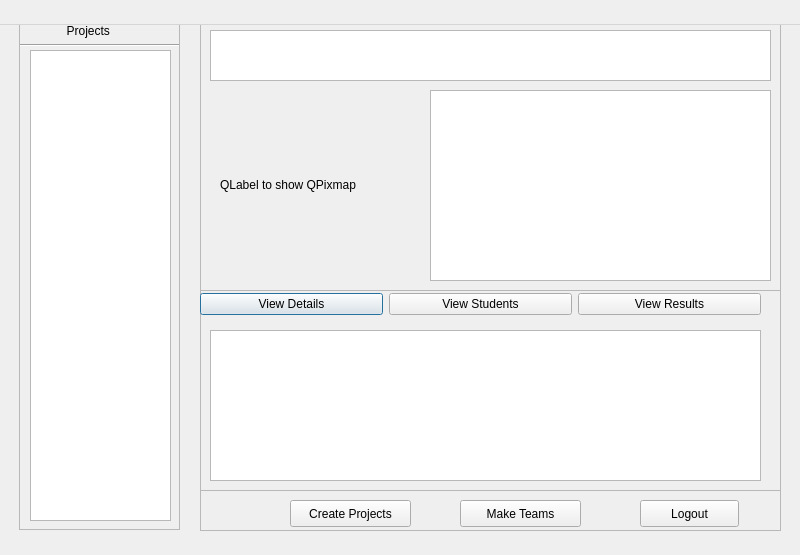
First picture: the form in manageprojectsview.ui, repository abhinavthukral28/stuPID, before the edit.
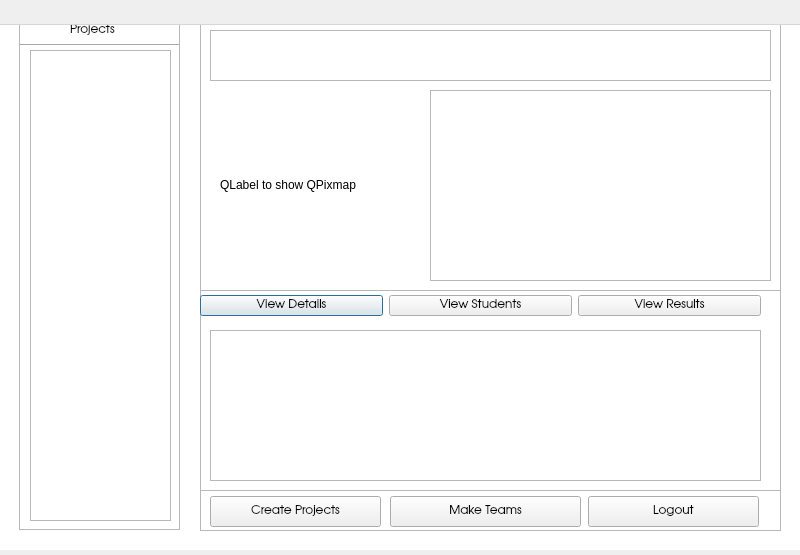
Second picture: the form after the edit.

```diff
--- a/manageprojectsview.ui
+++ b/manageprojectsview.ui
@@ -22,6 +22,11 @@
      <height>550</height>
     </rect>
    </property>
+   <property name="styleSheet">
+    <string notr="true">#centralwidget{
+background: white;
+}</string>
+   </property>
    <widget class="QScrollArea" name="scrollArea">
     <property name="geometry">
      <rect>
@@ -31,6 +36,12 @@
       <height>511</height>
      </rect>
     </property>
+    <property name="styleSheet">
+     <string notr="true">#QScrollArea{
+background:white;
+border:3px;
+}</string>
+    </property>
     <property name="widgetResizable">
      <bool>true</bool>
     </property>
@@ -43,17 +54,32 @@
        <height>509</height>
       </rect>
      </property>
+     <property name="styleSheet">
+      <string notr="true">#scrollAreaWidgetContents{
+background:white;
+}</string>
+     </property>
      <widget class="QLabel" name="projectsTitle">
       <property name="geometry">
        <rect>
-        <x>0</x>
+        <x>50</x>
         <y>0</y>
-        <width>161</width>
+        <width>61</width>
         <height>21</height>
        </rect>
       </property>
+      <property name="font">
+       <font>
+        <family>URW Gothic L</family>
+       </font>
+      </property>
+      <property name="styleSheet">
+       <string notr="true">#projectsTitle{
+background:white;
+}</string>
+      </property>
       <property name="text">
-       <string>              Projects</string>
+       <string>Projects</string>
       </property>
      </widget>
      <widget class="QListWidget" name="projectsList">
@@ -65,6 +91,16 @@
         <height>471</height>
        </rect>
       </property>
+      <property name="font">
+       <font>
+        <family>URW Gothic L</family>
+       </font>
+      </property>
+      <property name="styleSheet">
+       <string notr="true">#projectList {
+background:white;
+}</string>
+      </property>
      </widget>
      <widget class="Line" name="line">
       <property name="geometry">
@@ -75,10 +111,19 @@
         <height>21</height>
        </rect>
       </property>
+      <property name="styleSheet">
+       <string notr="true">#line{
+background: white;
+
+}</string>
+      </property>
       <property name="orientation">
        <enum>Qt::Horizontal</enum>
       </property>
      </widget>
+     <zorder>line</zorder>
+     <zorder>projectsTitle</zorder>
+     <zorder>projectsList</zorder>
     </widget>
    </widget>
    <widget class="QFrame" name="frame">
@@ -105,6 +150,11 @@
        <height>51</height>
       </rect>
      </property>
+     <property name="font">
+      <font>
+       <family>URW Gothic L</family>
+      </font>
+     </property>
     </widget>
     <widget class="QLabel" name="image">
      <property name="geometry">
@@ -128,6 +178,11 @@
        <height>191</height>
       </rect>
      </property>
+     <property name="font">
+      <font>
+       <family>URW Gothic L</family>
+      </font>
+     </property>
     </widget>
     <widget class="QFrame" name="frame_2">
      <property name="geometry">
@@ -153,6 +208,11 @@
         <height>151</height>
        </rect>
       </property>
+      <property name="font">
+       <font>
+        <family>URW Gothic L</family>
+       </font>
+      </property>
      </widget>
      <widget class="QWidget" name="layoutWidget">
       <property name="geometry">
@@ -160,12 +220,17 @@
         <x>0</x>
         <y>0</y>
         <width>561</width>
-        <height>29</height>
+        <height>31</height>
        </rect>
       </property>
       <layout class="QHBoxLayout" name="horizontalLayout">
        <item>
         <widget class="QPushButton" name="viewDetailButton">
+         <property name="font">
+          <font>
+           <family>URW Gothic L</family>
+          </font>
+         </property>
          <property name="text">
           <string>View Details</string>
          </property>
@@ -173,6 +238,11 @@
        </item>
        <item>
         <widget class="QPushButton" name="ViewStudentButton">
+         <property name="font">
+          <font>
+           <family>URW Gothic L</family>
+          </font>
+         </property>
          <property name="text">
           <string>View Students</string>
          </property>
@@ -180,6 +250,11 @@
        </item>
        <item>
         <widget class="QPushButton" name="viewResultButton">
+         <property name="font">
+          <font>
+           <family>URW Gothic L</family>
+          </font>
+         </property>
          <property name="text">
           <string>View Results</string>
          </property>
@@ -191,12 +266,17 @@
     <widget class="QPushButton" name="makeTeamsButton">
      <property name="geometry">
       <rect>
-       <x>260</x>
-       <y>480</y>
-       <width>121</width>
-       <height>27</height>
+       <x>190</x>
+       <y>476</y>
+       <width>191</width>
+       <height>31</height>
       </rect>
      </property>
+     <property name="font">
+      <font>
+       <family>URW Gothic L</family>
+      </font>
+     </property>
      <property name="text">
       <string>Make Teams</string>
      </property>
@@ -204,12 +284,17 @@
     <widget class="QPushButton" name="createProjectButton">
      <property name="geometry">
       <rect>
-       <x>90</x>
-       <y>480</y>
-       <width>121</width>
-       <height>27</height>
+       <x>10</x>
+       <y>476</y>
+       <width>171</width>
+       <height>31</height>
       </rect>
      </property>
+     <property name="font">
+      <font>
+       <family>URW Gothic L</family>
+      </font>
+     </property>
      <property name="text">
       <string>Create Projects</string>
      </property>
@@ -217,17 +302,24 @@
     <widget class="QPushButton" name="pushButton">
      <property name="geometry">
       <rect>
-       <x>440</x>
-       <y>480</y>
-       <width>99</width>
-       <height>27</height>
+       <x>388</x>
+       <y>476</y>
+       <width>171</width>
+       <height>31</height>
       </rect>
      </property>
+     <property name="font">
+      <font>
+       <family>URW Gothic L</family>
+      </font>
+     </property>
      <property name="text">
       <string>Logout</string>
      </property>
     </widget>
    </widget>
+   <zorder>frame</zorder>
+   <zorder>scrollArea</zorder>
   </widget>
   <widget class="QStatusBar" name="statusbar">
    <property name="geometry">
```
